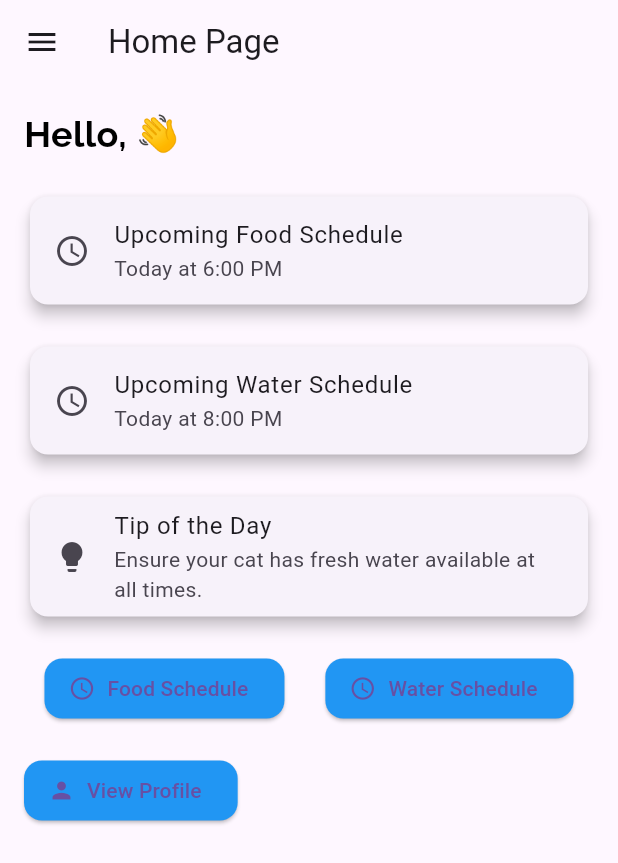
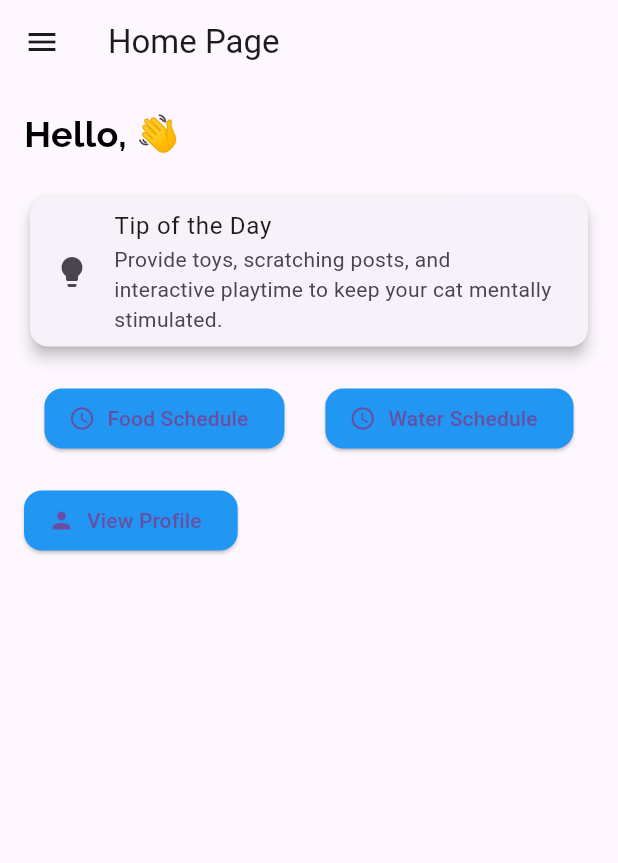
Before and after one commit to Saybuh/CatCare, a Flutter app: the screen it shows once a user with an empty profile is signed in, on a phone screen of 412 x 824 dp. Shown: the top 863 px of the screen. Run offline on Flutter 3.47's test engine with Material 3 defaults, Android fonts, the phone set to English and light mode, and no system bars; our stand-ins replace cloud_firestore, firebase_auth, firebase_core, firebase_storage, fluttertoast, google_fonts and 1 more; accounts and stored records are empty; network calls fail.

Commit message:
simplified home page

```diff
--- a/catcare_flutter2/lib/pages/home/home.dart
+++ b/catcare_flutter2/lib/pages/home/home.dart
@@ -3,9 +3,21 @@ import 'package:firebase_auth/firebase_auth.dart';
 import 'package:flutter/material.dart';
 import 'package:google_fonts/google_fonts.dart';
 import 'package:cloud_firestore/cloud_firestore.dart';
+import 'dart:math';
 
 class Home extends StatelessWidget {
-  const Home({super.key});
+  Home({super.key});
+
+  final List<String> tips = [
+    'Ensure your cat has fresh water available at all times.',
+    'Provide your cat with a balanced diet appropriate for its age, health, and lifestyle.',
+    'Regular check-ups with a veterinarian are essential for maintaining your cat\'s health.',
+    'Keep the litter box clean by scooping it daily and changing the litter regularly.',
+    'Provide toys, scratching posts, and interactive playtime to keep your cat mentally stimulated.',
+    'Regular grooming helps to prevent matting, reduces shedding, and allows you to check for parasites.',
+    'Ensure your home is safe for your cat by keeping hazardous items out of reach.',
+    'Oral health is important for cats. Brush your cat\'s teeth regularly with a vet-approved toothpaste.'
+  ];
 
   Future<Map<String, dynamic>?> _getUserData() async {
     User? user = FirebaseAuth.instance.currentUser;
@@ -127,14 +139,25 @@ class Home extends StatelessWidget {
           },
         ),
       ),
-      body: SafeArea(
+      body: FutureBuilder<Map<String, dynamic>?>(
+        future: _getUserData(),
+        builder: (context, snapshot) {
+          if (snapshot.connectionState == ConnectionState.waiting) {
+            return Center(child: CircularProgressIndicator());
+          } else if (snapshot.hasError) {
+            return Center(child: Text("Error: ${snapshot.error}"));
+          } else if (!snapshot.hasData) {
+            return Center(child: Text("User data not found"));
+          } else {
+            var userData = snapshot.data!;
+            return SafeArea(
               child: Padding(
                 padding: const EdgeInsets.all(16.0),
                 child: Column(
                   crossAxisAlignment: CrossAxisAlignment.start,
                   children: [
                     Text(
-                'Hello, ${FirebaseAuth.instance.currentUser?.displayName ?? 'User'}👋',
+                      'Hello, ${userData['name'] ?? 'User'}👋',
                       style: GoogleFonts.raleway(
                         textStyle: const TextStyle(
                           color: Colors.black,
@@ -150,35 +173,9 @@ class Home extends StatelessWidget {
                         borderRadius: BorderRadius.circular(12),
                       ),
                       child: ListTile(
-                  leading: Icon(Icons.schedule),
-                  title: Text('Upcoming Food Schedule'),
-                  subtitle: Text('Today at 6:00 PM'),
-                ),
-              ),
-              const SizedBox(height: 20),
-              Card(
-                elevation: 4,
-                shape: RoundedRectangleBorder(
-                  borderRadius: BorderRadius.circular(12),
-                ),
-                child: ListTile(
-                  leading: Icon(Icons.schedule),
-                  title: Text('Upcoming Water Schedule'),
-                  subtitle: Text('Today at 8:00 PM'),
-                ),
-              ),
-              const SizedBox(height: 20),
-              Card(
-                elevation: 4,
-                shape: RoundedRectangleBorder(
-                  borderRadius: BorderRadius.circular(12),
-                ),
-                child: ListTile(
                         leading: Icon(Icons.lightbulb),
                         title: Text('Tip of the Day'),
-                  subtitle: Text(
-                    'Ensure your cat has fresh water available at all times.',
-                  ),
+                        subtitle: Text(tips[Random().nextInt(tips.length)]),
                       ),
                     ),
                     const SizedBox(height: 20),
@@ -230,6 +227,9 @@ class Home extends StatelessWidget {
                   ],
                 ),
               ),
+            );
+          }
+        },
       ),
     );
   }
--- a/catcare_flutter2/lib/services/auth_service.dart
+++ b/catcare_flutter2/lib/services/auth_service.dart
@@ -16,7 +16,7 @@ class AuthService {
 
       await Future.delayed(const Duration(seconds: 1));
       Navigator.pushReplacement(context,
-          MaterialPageRoute(builder: (BuildContext context) => const Home()));
+          MaterialPageRoute(builder: (BuildContext context) => Home()));
     } on FirebaseAuthException catch (e) {
       String message = '';
       if (e.code == 'weak-password') {
@@ -45,7 +45,7 @@ class AuthService {
 
       await Future.delayed(const Duration(seconds: 1));
       Navigator.pushReplacement(context,
-          MaterialPageRoute(builder: (BuildContext context) => const Home()));
+          MaterialPageRoute(builder: (BuildContext context) => Home()));
     } on FirebaseAuthException catch (e) {
       String message = '';
       if (e.code == 'invalid-email') {
```
Lines whose indentation alone changed are shown as unchanged.
